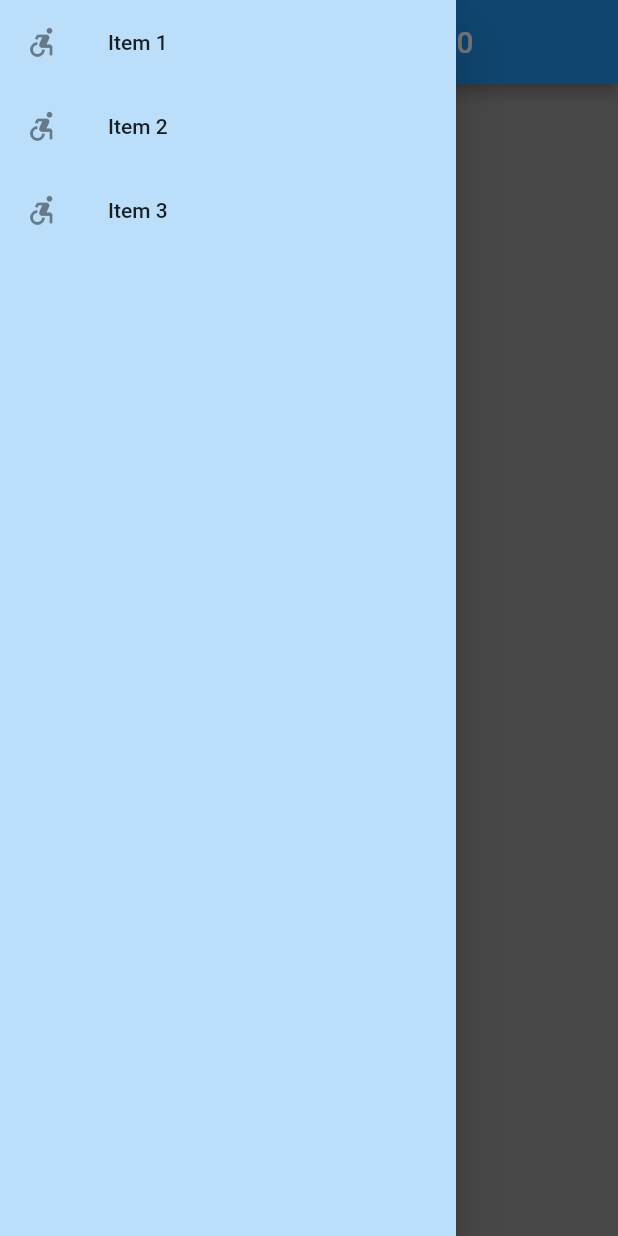
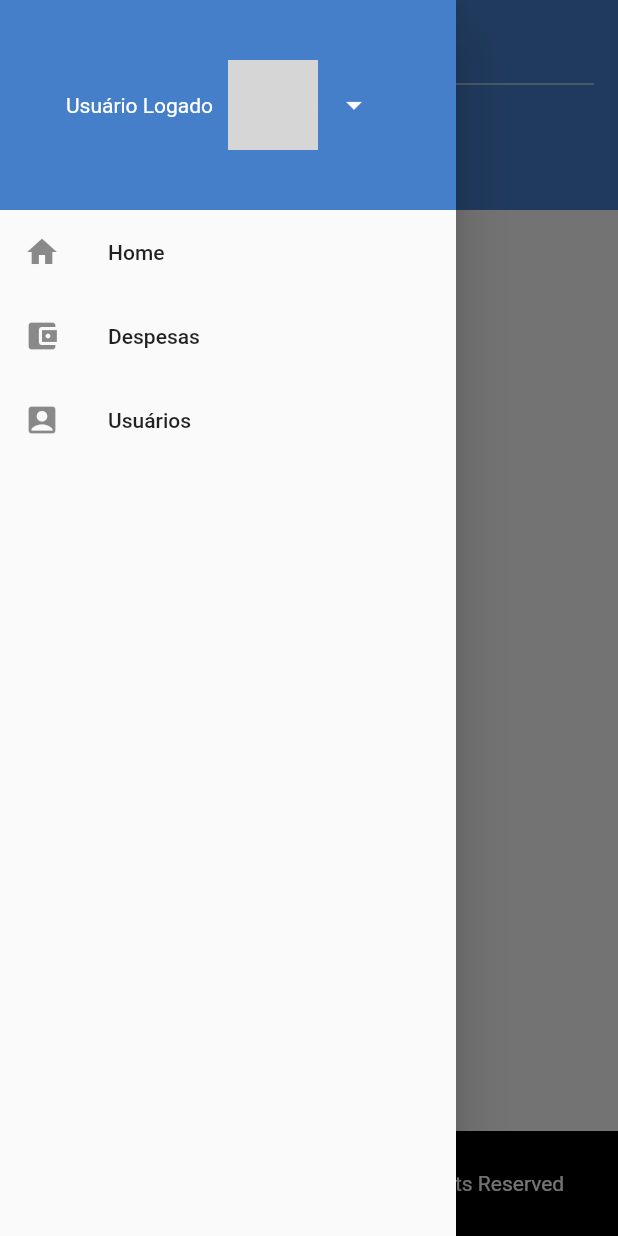
Before and after one commit to magneon/expenses_management_webapp, a Flutter app: the screen it shows after launch, with the side drawer open, on a phone screen of 412 x 824 dp. Run offline on Flutter 3.47's test engine with Material 2 defaults, Android fonts, the light colour scheme and no system bars; network calls fail; grey boxes are pictures that could not be loaded.

Commit message:
Implementação da tela de despesas

```diff
--- /dev/null
+++ b/lib/constants.dart
@@ -0,0 +1,5 @@
+double menuWidth = 230;
+
+double headerHeight = 140;
+
+double footerHeight = 70;
--- a/lib/home.dart
+++ /dev/null
@@ -1,66 +0,0 @@
-import 'package:flutter/material.dart';
-
-class Home extends StatefulWidget {
-  @override
-  _HomeState createState() => _HomeState();
-}
-
-class _HomeState extends State<Home> {
-
-  Size get size => MediaQuery.of(context).size;
-
-  bool get showDrawer => size.width <= 760;
-
-  @override
-  Widget build(BuildContext context) {
-    return Scaffold(
-      appBar: AppBar(
-        title: Text("Flutter Web = ${size.width} / ${size.height}"),
-        automaticallyImplyLeading: showDrawer,
-      ),
-      body: _body(),
-      drawer: Drawer(
-        child: _menu(),
-      ),
-    );
-  }
-
-  _body() {
-    return showDrawer ? _right() : Row(
-      children: <Widget>[
-        _menu(),
-        _right()
-      ],
-    );
-  }
-
-  _right() {
-    return Container(
-      width: showDrawer ? size.width : size.width - 230,
-      color: Colors.grey,
-    );
-  }
-
-  _menu() {
-    return Container(
-      width: 230,
-      color: Colors.blue[100],
-      child: ListView(
-        children: <Widget>[
-          ListTile(
-            leading: Icon(Icons.accessible_forward),
-            title: Text("Item 1"),
-          ),
-          ListTile(
-            leading: Icon(Icons.accessible_forward),
-            title: Text("Item 2"),
-          ),
-          ListTile(
-            leading: Icon(Icons.accessible_forward),
-            title: Text("Item 3"),
-          )
-        ],
-      ),
-    );
-  }
-}
--- /dev/null
+++ b/lib/layout/home.dart
@@ -0,0 +1,90 @@
+import 'package:flutter/material.dart';
+
+import 'package:expenses_management_webapp/layout/north.dart';
+import 'package:expenses_management_webapp/layout/left.dart';
+import 'package:expenses_management_webapp/layout/right.dart';
+import 'package:expenses_management_webapp/layout/south.dart';
+
+import 'package:expenses_management_webapp/constants.dart';
+import 'package:expenses_management_webapp/utils/color_util.dart';
+
+class Home extends StatefulWidget {
+  @override
+  _HomeState createState() => _HomeState();
+}
+
+class _HomeState extends State<Home> {
+
+  Size get size => MediaQuery.of(context).size;
+
+  bool get showMenuCollapsed => size.width < 760;
+
+  @override
+  Widget build(BuildContext context) {
+    return Scaffold(
+      drawer: Drawer(
+        child: Left(),
+      ),
+      body: _body(),
+    );
+  }
+
+  _body() {
+    return Column(
+      mainAxisSize: MainAxisSize.max,
+      children: [
+        _north(),
+        _center(),
+        _south()
+      ],
+    );
+  }
+
+  _north() {
+    return Container(
+      padding: EdgeInsets.all(16),
+      width: size.width,
+      height: headerHeight,
+      color: ColorUtil.getHeaderColor(),
+      child: North(title: "Home"),
+    );
+  }
+
+  _center() {
+    return Container(
+      width: size.width,
+      height: size.height - headerHeight - footerHeight,
+      child: !showMenuCollapsed ? Row(
+        crossAxisAlignment: CrossAxisAlignment.start,
+        children: <Widget>[
+          _left(),
+          _right()
+        ],
+      ) : _right()
+    );
+  }
+
+  _left() {
+    return Container(
+      width: menuWidth,
+      color: Colors.blue[100],
+      child: Left()
+    );
+  }
+
+  _right() {
+    return Container(
+      width: !showMenuCollapsed ? size.width - menuWidth : size.width,
+      color: Colors.grey,
+      child: Right(),
+    );
+  }
+
+  _south() {
+    return Container(
+      height: footerHeight,
+      color: Colors.black,
+      child: South(),
+    );
+  }
+}
--- /dev/null
+++ b/lib/layout/left.dart
@@ -0,0 +1,88 @@
+import 'package:flutter/material.dart';
+
+import 'package:provider/provider.dart';
+
+import 'package:expenses_management_webapp/pages/home_page.dart';
+import 'package:expenses_management_webapp/pages/despesa_page.dart';
+import 'package:expenses_management_webapp/pages/usuario_page.dart';
+
+import 'package:expenses_management_webapp/constants.dart';
+import 'package:expenses_management_webapp/models/app.dart';
+import 'package:expenses_management_webapp/utils/color_util.dart';
+import 'package:expenses_management_webapp/layout/user_content.dart';
+
+class Left extends StatefulWidget {
+  @override
+  _LeftState createState() => _LeftState();
+}
+
+class _LeftState extends State<Left> {
+  String itemSelected;
+
+  Size get size => MediaQuery.of(context).size;
+
+  bool get showMenuCollapsed => size.width < 760;
+
+  @override
+  Widget build(BuildContext context) {
+    return _menuContent();
+  }
+
+  _menuContent() {
+    return showMenuCollapsed ? Column(
+      crossAxisAlignment: CrossAxisAlignment.start,
+      children: <Widget>[
+        Container(
+          height: headerHeight,
+          color: ColorUtil.getHeaderColor(),
+          child: _userContent(),
+        ),
+        Container(
+          height: size.height - headerHeight,
+          child: _menuOptions(),
+        )
+      ],
+    ) : _menuOptions();
+  }
+
+  _userContent() {
+    return UserContent();
+  }
+
+  _menuOptions() {
+    return Container(
+      child: ListView(
+        children: <Widget>[
+          _createListTileItem(Icons.home, "Home", HomePage()),
+          _createListTileItem(Icons.account_balance_wallet, "Despesas", DespesaPage()),
+          _createListTileItem(Icons.account_box, "Usuários", UsuarioPage()),
+        ],
+      )
+    );
+  }
+
+  _createListTileItem(IconData icon, String title, Widget targetPage) {
+    bool isSelected = this.itemSelected == title;
+
+    return Material(
+      color: isSelected ? Theme.of(context).hoverColor : Colors.transparent,
+      child: InkWell(
+        onTap: () {
+          App app = Provider.of<App>(context, listen: false);
+
+          app.changePage(targetPage);
+
+          Scaffold.of(context).openEndDrawer();
+
+          setState(() {
+            this.itemSelected = title;
+          });
+        },
+        child: ListTile(
+          leading: Icon(icon),
+          title: Text(title),
+        ),
+      ),
+    );
+  }
+}
--- /dev/null
+++ b/lib/layout/north.dart
@@ -0,0 +1,75 @@
+import 'package:flutter/material.dart';
+
+import 'package:expenses_management_webapp/layout/user_content.dart';
+
+class North extends StatefulWidget {
+
+  final String title;
+
+  North({this.title});
+
+  @override
+  _NorthState createState() => _NorthState();
+}
+
+class _NorthState extends State<North> {
+  Size get size => MediaQuery.of(context).size;
+
+  bool get showMenuCollapsed => size.width < 760;
+
+  @override
+  Widget build(BuildContext context) {
+
+    return Column(
+      children: <Widget>[
+        Row(
+          children: <Widget>[
+            _menuIcon(),
+            Expanded(
+              child: Text("Expenses Management", style: TextStyle(color: Colors.white),)
+            ),
+            _userData()
+          ],
+        ),
+        Divider(
+          color: Colors.white,
+          height: 20,
+        ),
+        Expanded(
+          child: Row(
+            children: <Widget>[
+              GestureDetector(
+                child: Icon(Icons.home, color: Colors.white),
+                onTap: () {
+                  print("Voltando pra Home");
+                },
+              ),
+              Row(
+                children: <Widget>[
+                  Icon(Icons.arrow_right, color: Colors.white),
+                  Text(widget.title, style: TextStyle(color: Colors.white))
+                ],
+              )
+            ],
+          ),
+        )
+      ],
+    );
+  }
+
+  _menuIcon() {
+    return showMenuCollapsed ? GestureDetector(
+      child: Padding(
+        padding: EdgeInsets.only(right: 16),
+        child: Icon(Icons.menu, color: Colors.white, size: 30)
+      ),
+      onTap: () {
+        Scaffold.of(context).openDrawer();
+      },
+    ) : Container();
+  }
+
+  _userData() {
+    return showMenuCollapsed ? Container() : UserContent();
+  }
+}
--- /dev/null
+++ b/lib/layout/right.dart
@@ -0,0 +1,13 @@
+import 'package:flutter/material.dart';
+import 'package:provider/provider.dart';
+
+import 'package:expenses_management_webapp/models/app.dart';
+
+class Right extends StatelessWidget {
+  @override
+  Widget build(BuildContext context) {
+    App app = Provider.of<App>(context);
+
+    return app.page;
+  }
+}
--- /dev/null
+++ b/lib/layout/south.dart
@@ -0,0 +1,21 @@
+import 'package:flutter/material.dart';
+
+class South extends StatelessWidget {
+
+  @override
+  Widget build(BuildContext context) {
+    return Row(
+      mainAxisAlignment: MainAxisAlignment.center,
+      children: <Widget>[
+        Expanded(
+          flex: 1,
+          child: Text("Pet Emergency", style: TextStyle(color: Colors.white), textAlign: TextAlign.center),
+        ),
+        Expanded(
+          flex: 1,
+          child: Text("© All Rights Reserved", style: TextStyle(color: Colors.white), textAlign: TextAlign.center),
+        )
+      ],
+    );
+  }
+}
--- /dev/null
+++ b/lib/layout/user_content.dart
@@ -0,0 +1,76 @@
+import 'package:expenses_management_webapp/models/choice.dart';
+import 'package:flutter/material.dart';
+
+class UserContent extends StatefulWidget {
+  @override
+  _UserContentState createState() => _UserContentState();
+}
+
+class _UserContentState extends State<UserContent> {
+
+  GlobalKey _menuState = GlobalKey();
+  Choice _selectedChoice;
+
+  @override
+  Widget build(BuildContext context) {
+    return Row(
+      mainAxisAlignment: MainAxisAlignment.center,
+      children: <Widget>[
+        Padding(
+          padding: EdgeInsets.only(right: 10),
+          child: Text("Usuário Logado", style: TextStyle(color: Colors.white))
+        ),
+        GestureDetector(
+          child: CircleAvatar(
+            backgroundImage: NetworkImage("https://cdn2.iconfinder.com/data/icons/people-flat-design/64/Man-Person-People-Avatar-User-Happy-512.png"),
+            backgroundColor: Colors.white,
+            radius: 30.0,
+          ),
+          onTap: () {
+            dynamic state = _menuState.currentState;
+            state.showButtonMenu();
+          }
+        ),
+        PopupMenuButton<Choice>(
+          key: _menuState,
+          icon: Icon(Icons.arrow_drop_down, color: Colors.white),
+          onSelected: (choice) {
+            _selectedChoice = choice;
+
+            showDialog(
+              context: context,
+              builder: (BuildContext context) {
+                return AlertDialog(
+                  content: Text("${_selectedChoice.title}"),
+                );
+              }
+            );
+
+            Scaffold.of(context).openEndDrawer();
+          },
+          itemBuilder: (BuildContext context) {
+            List<Choice> choices = List();
+
+            choices.add(Choice(icon: Icons.account_balance, title: "Lolo 2"));
+            choices.add(Choice(icon: Icons.account_balance_wallet, title: "Lolo 3"));
+
+            return choices.map((Choice choice) {
+              return PopupMenuItem<Choice>(
+                value: choice,
+                child: Text(choice.title),
+                /*
+                child: ListTile(
+                  leading: InkWell(
+                    child: Icon(choice.icon),
+                  ),
+                  title: Text(choice.title),
+                ),
+                */
+              );
+            }).toList();
+          },
+        )
+      ],
+    );
+  }
+}
--- a/lib/main.dart
+++ b/lib/main.dart
@@ -1,21 +1,29 @@
-import 'package:expenses_management_webapp/home.dart';
 import 'package:flutter/material.dart';
+
+import 'package:provider/provider.dart';
+
+import 'package:expenses_management_webapp/models/app.dart';
+import 'package:expenses_management_webapp/layout/home.dart';
+import 'package:expenses_management_webapp/utils/color_util.dart';
 
 void main() => runApp(MyApp());
 
 class MyApp extends StatelessWidget {
   @override
   Widget build(BuildContext context) {
-    return MaterialApp(
-      title: 'Flutter',
-      theme: ThemeData(
-        primarySwatch: Colors.blue,
-        textTheme: TextTheme(
-          bodyText2: TextStyle(fontSize: 20)
-        )
+    return MultiProvider(
+      providers: [
+        ChangeNotifierProvider(create: (BuildContext context) => App())
+      ],
+      child: MaterialApp(
+        title: 'Expenses Management',
+        theme: ThemeData(
+          primarySwatch: Colors.blue,
+          hoverColor: ColorUtil.getHoverColor()
+        ),
+        home: Home(),
+        debugShowCheckedModeBanner: false,
       ),
-      home: Home(),
-      debugShowCheckedModeBanner: false,
     );
   }
 }
--- /dev/null
+++ b/lib/models/app.dart
@@ -0,0 +1,18 @@
+import 'package:flutter/material.dart';
+
+import 'package:expenses_management_webapp/pages/home_page.dart';
+
+class App extends ChangeNotifier {
+  Widget page;
+
+  App() {
+    this.page = HomePage();
+  }
+
+  changePage(Widget page) {
+    this.page = page;
+
+    notifyListeners();
+  }
+
+}
--- /dev/null
+++ b/lib/models/choice.dart
@@ -0,0 +1,10 @@
+import 'package:flutter/material.dart';
+
+class Choice {
+
+  IconData icon;
+  String title;
+
+  Choice({this.icon, this.title});
+
+}
--- /dev/null
+++ b/lib/pages/home_page.dart
@@ -0,0 +1,16 @@
+import 'package:flutter/material.dart';
+
+class HomePage extends StatelessWidget {
+  @override
+  Widget build(BuildContext context) {
+    return Scaffold(
+      body: _body(),
+    );
+  }
+
+  _body() {
+    return Center(
+      child: Text("Home"),
+    );
+  }
+}
--- /dev/null
+++ b/lib/utils/color_util.dart
@@ -0,0 +1,21 @@
+import 'dart:ui';
+
+class ColorUtil {
+  static Color transformColorHexToInt(String hexColor) {
+    hexColor = hexColor.toUpperCase().replaceAll("#", "");
+
+    if (hexColor.length == 6) {
+      hexColor = "FF" + hexColor;
+    }
+
+    return Color(int.parse(hexColor, radix: 16));
+  }
+
+  static Color getHeaderColor() {
+    return transformColorHexToInt("#457fca");
+  }
+
+  static Color getHoverColor() {
+    return transformColorHexToInt("#FF9F8A");
+  }
+}
--- a/pubspec.yaml
+++ b/pubspec.yaml
@@ -19,6 +19,8 @@ environment:
 dependencies:
   flutter:
     sdk: flutter
+  provider: ^4.0.4
+  http: ^0.12.0+4
 
   # The following adds the Cupertino Icons font to your application.
   # Use with the CupertinoIcons class for iOS style icons.
```
Also changed, not shown: lib/models/expense.dart (added, +31 -0 lines), lib/pages/despesa_page.dart (added, +169 -0 lines), lib/pages/usuario_page.dart (added, +16 -0 lines), pubspec.lock.
